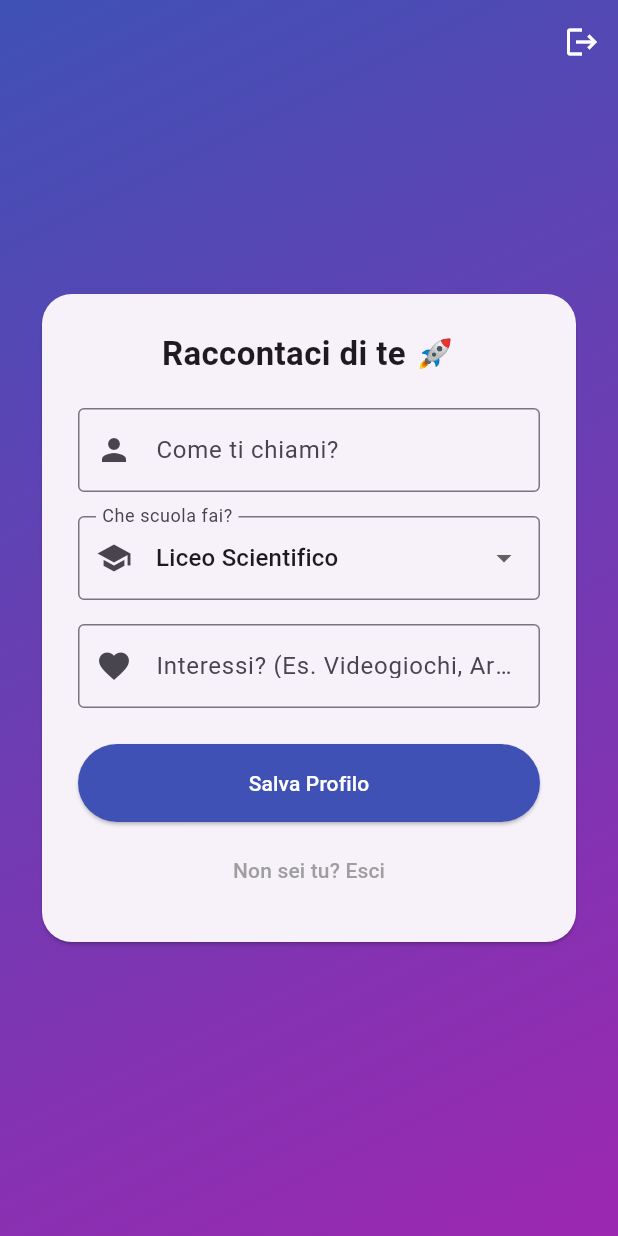
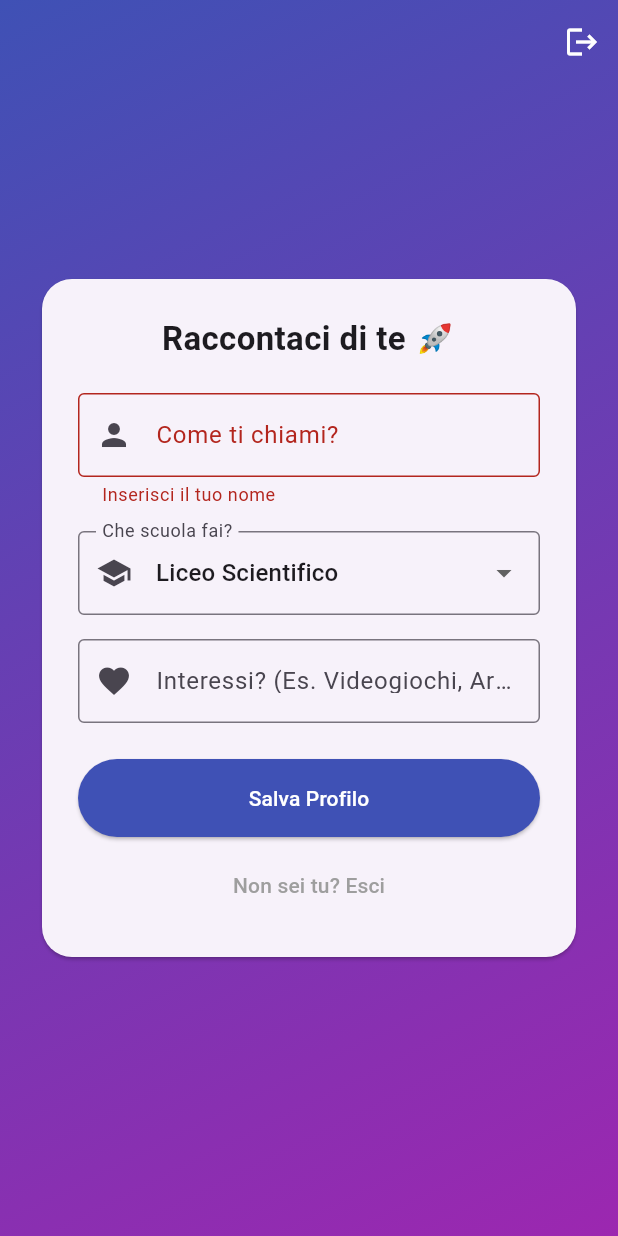
Before and after one commit to MattiaLaGreca/orientai_mvp, a Flutter app: the screen it shows once a user with an empty profile is signed in, after a tap on "Salva Profilo", on a phone screen of 412 x 824 dp. Run offline on Flutter 3.47's test engine with Material 3 defaults, Android fonts, the phone set to English and light mode, and no system bars; our stand-ins replace cloud_firestore, firebase_auth, firebase_core, flutter_markdown, google_generative_ai; accounts and stored records are empty.

Commit message:
feat(ux): add inline validation for onboarding name field
- Adds `_nameError` state to `OnboardingScreen`.
- Updates `TextField` to show `errorText` and clear it on change.
- Prevents submission with empty name.
- Adds `TextCapitalization.words` for better UX.
- Adds `.Jules/palette.md` for UX journal.

```diff
--- a/lib/screens/onboarding_screen.dart
+++ b/lib/screens/onboarding_screen.dart
@@ -16,6 +16,7 @@ class _OnboardingScreenState extends State<OnboardingScreen> {
 
   final DatabaseService _dbService = DatabaseService();
   bool _isLoading = false;
+  String? _nameError;
 
   final List<String> _schools = [
     'Liceo Scientifico',
@@ -27,7 +28,13 @@ class _OnboardingScreenState extends State<OnboardingScreen> {
   ];
 
   void _saveAndStart() async {
-    if (_nameController.text.isEmpty) return;
+    final name = _nameController.text.trim();
+    if (name.isEmpty) {
+      setState(() {
+        _nameError = "Inserisci il tuo nome";
+      });
+      return;
+    }
 
     setState(() => _isLoading = true);
 
@@ -98,11 +105,20 @@ class _OnboardingScreenState extends State<OnboardingScreen> {
 
                     TextField(
                       controller: _nameController,
-                      decoration: const InputDecoration(
+                      textCapitalization: TextCapitalization.words,
+                      decoration: InputDecoration(
                         labelText: "Come ti chiami?",
-                        border: OutlineInputBorder(),
-                        prefixIcon: Icon(Icons.person),
+                        border: const OutlineInputBorder(),
+                        prefixIcon: const Icon(Icons.person),
+                        errorText: _nameError,
                       ),
+                      onChanged: (value) {
+                        if (_nameError != null) {
+                          setState(() {
+                            _nameError = null;
+                          });
+                        }
+                      },
                     ),
                     const SizedBox(height: 16),
 
```
Also changed, not shown: 1 other file.
